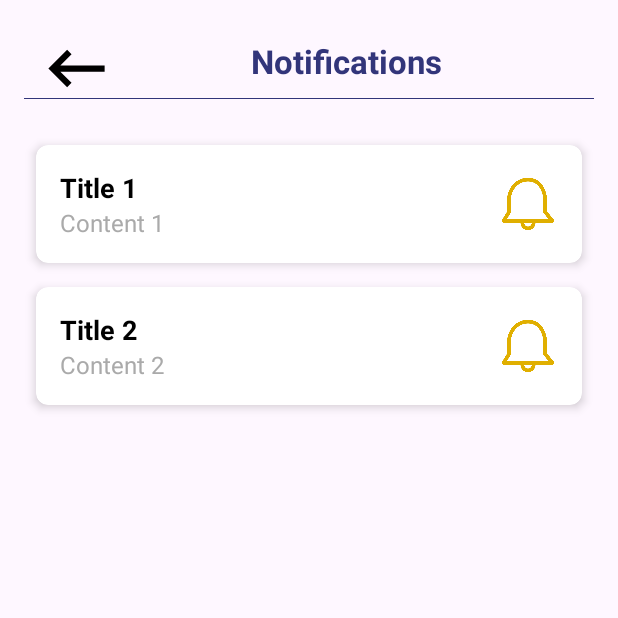
After one commit to saad-benaqa/transport-sahb, an Android app: the NotificationsActivity screen opened directly, with no data from a screen before it, on a phone screen of 412 x 824 dp, the top half of it. The commit adds this screen. Run offline under Robolectric (Android 15) with nearby library versions, the phone set to English and light mode, and no system bars.

Commit message:
notification bank

```diff
--- a/app/build.gradle.kts
+++ b/app/build.gradle.kts
@@ -41,6 +41,7 @@ dependencies {
     implementation("androidx.navigation:navigation-ui-ktx:2.7.7")
     implementation("com.mikhaellopez:circularimageview:4.3.1")
     implementation ("com.github.bumptech.glide:glide:4.12.0")
+    implementation("androidx.activity:activity:1.8.0")
     annotationProcessor ("com.github.bumptech.glide:compiler:4.12.0")
     implementation ("com.google.android.gms:play-services-location:18.0.0")
     implementation("com.google.firebase:firebase-auth")
--- a/app/src/main/java/com/tp/transport/MainActivity.java
+++ b/app/src/main/java/com/tp/transport/MainActivity.java
@@ -69,7 +69,7 @@ public class MainActivity extends AppCompatActivity {
         buttonSignaler.setOnClickListener(new View.OnClickListener() {
         @Override
         public void onClick(View v) {
-            Intent intent = new Intent(MainActivity.this, SignalerActivity.class);
+            Intent intent = new Intent(MainActivity.this, NotificationsActivity.class);
             startActivity(intent);
 
         }
--- /dev/null
+++ b/app/src/main/java/com/tp/transport/NotificationItem.java
@@ -0,0 +1,19 @@
+package com.tp.transport;
+
+public class NotificationItem {
+    private String title;
+    private String content;
+
+    public NotificationItem(String title, String content) {
+        this.title = title;
+        this.content = content;
+    }
+
+    public String getTitle() {
+        return title;
+    }
+
+    public String getContent() {
+        return content;
+    }
+}
--- /dev/null
+++ b/app/src/main/java/com/tp/transport/NotificationsActivity.java
@@ -0,0 +1,69 @@
+package com.tp.transport;
+
+import android.os.Bundle;
+import android.view.View;
+import android.widget.ImageView;
+import android.widget.TextView;
+
+import androidx.annotation.Nullable;
+import androidx.appcompat.app.AppCompatActivity;
+import androidx.recyclerview.widget.LinearLayoutManager;
+import androidx.recyclerview.widget.RecyclerView;
+
+import java.util.ArrayList;
+import java.util.List;
+
+public class NotificationsActivity extends AppCompatActivity {
+
+    private RecyclerView rvNotifications;
+    private TextView tvNoNotifications;
+    private NotificationsAdapter adapter;
+    private List<NotificationItem> notificationList;
+    private ImageView backres;
+
+    @Override
+    protected void onCreate(@Nullable Bundle savedInstanceState) {
+        super.onCreate(savedInstanceState);
+        setContentView(R.layout.activity_notifications);
+
+        rvNotifications = findViewById(R.id.rvNotifications);
+        tvNoNotifications = findViewById(R.id.tvNoNotifications);
+        backres = findViewById(R.id.backres);
+
+        backres.setOnClickListener(new View.OnClickListener() {
+            @Override
+            public void onClick(View v) {
+                finish(); // Return to the previous activity
+            }
+        });
+
+        notificationList = new ArrayList<>();
+        // Load notifications from your data source
+        loadNotifications();
+
+        adapter = new NotificationsAdapter(notificationList, this);
+        rvNotifications.setLayoutManager(new LinearLayoutManager(this));
+        rvNotifications.setAdapter(adapter);
+
+        if (notificationList.isEmpty()) {
+            tvNoNotifications.setVisibility(View.VISIBLE);
+        } else {
+            tvNoNotifications.setVisibility(View.GONE);
+        }
+    }
+
+    private void loadNotifications() {
+        // This is where you would load notifications from your data source
+        // For now, we'll add some dummy data
+        notificationList.add(new NotificationItem("Title 1", "Content 1"));
+        notificationList.add(new NotificationItem("Title 2", "Content 2"));
+    }
+
+    public void deleteNotification(int position) {
+        notificationList.remove(position);
+        adapter.notifyItemRemoved(position);
+        if (notificationList.isEmpty()) {
+            tvNoNotifications.setVisibility(View.VISIBLE);
+        }
+    }
+}
--- /dev/null
+++ b/app/src/main/java/com/tp/transport/NotificationsAdapter.java
@@ -0,0 +1,66 @@
+package com.tp.transport;
+
+import android.content.Context;
+import android.view.LayoutInflater;
+import android.view.View;
+import android.view.ViewGroup;
+import android.view.animation.Animation;
+import android.view.animation.AnimationUtils;
+import android.widget.ImageView;
+import android.widget.TextView;
+
+import androidx.annotation.NonNull;
+import androidx.recyclerview.widget.RecyclerView;
+
+import java.util.List;
+
+public class NotificationsAdapter extends RecyclerView.Adapter<NotificationsAdapter.ViewHolder> {
+
+    private List<NotificationItem> notificationList;
+    private Context context;
+
+    public NotificationsAdapter(List<NotificationItem> notificationList, Context context) {
+        this.notificationList = notificationList;
+        this.context = context;
+    }
+
+    @NonNull
+    @Override
+    public ViewHolder onCreateViewHolder(@NonNull ViewGroup parent, int viewType) {
+        View view = LayoutInflater.from(context).inflate(R.layout.item_notification, parent, false);
+        return new ViewHolder(view);
+    }
+
+    @Override
+    public void onBindViewHolder(@NonNull ViewHolder holder, int position) {
+        NotificationItem notification = notificationList.get(position);
+        holder.tvNotificationTitle.setText(notification.getTitle());
+        holder.tvNotificationContent.setText(notification.getContent());
+
+        holder.itemView.setOnClickListener(new View.OnClickListener() {
+            @Override
+            public void onClick(View v) {
+                Animation scaleUp = AnimationUtils.loadAnimation(context, R.anim.scale_up);
+                v.startAnimation(scaleUp);
+            }
+        });
+    }
+
+    @Override
+    public int getItemCount() {
+        return notificationList.size();
+    }
+
+    public static class ViewHolder extends RecyclerView.ViewHolder {
+        TextView tvNotificationTitle;
+        TextView tvNotificationContent;
+        ImageView ivNotificationIcon;
+
+        public ViewHolder(@NonNull View itemView) {
+            super(itemView);
+            tvNotificationTitle = itemView.findViewById(R.id.tvNotificationTitle);
+            tvNotificationContent = itemView.findViewById(R.id.tvNotificationContent);
+            ivNotificationIcon = itemView.findViewById(R.id.ivNotificationIcon);
+        }
+    }
+}
--- /dev/null
+++ b/app/src/main/res/anim/scale_up.xml
@@ -0,0 +1,13 @@
+<?xml version="1.0" encoding="utf-8"?>
+<set xmlns:android="http://schemas.android.com/apk/res/android"
+    android:fillAfter="true">
+
+    <scale
+        android:duration="300"
+        android:fromXScale="1.0"
+        android:fromYScale="1.0"
+        android:toXScale="1.2"
+        android:toYScale="1.2"
+        android:pivotX="50%"
+        android:pivotY="50%" />
+</set>
--- a/app/src/main/res/layout/activity_main.xml
+++ b/app/src/main/res/layout/activity_main.xml
@@ -53,7 +53,7 @@
                         app:layout_constraintStart_toStartOf="parent"
                         app:layout_constraintTop_toTopOf="parent"
                         app:layout_constraintVertical_bias="1.0"
-                        app:srcCompat="@drawable/baseline_add_circle_24" />
+                        app:srcCompat="@drawable/notification" />
 
 
                 </androidx.constraintlayout.widget.ConstraintLayout>
--- /dev/null
+++ b/app/src/main/res/layout/activity_notifications.xml
@@ -0,0 +1,32 @@
+<?xml version="1.0" encoding="utf-8"?>
+<LinearLayout xmlns:android="http://schemas.android.com/apk/res/android"
+    xmlns:app="http://schemas.android.com/apk/res-auto"
+    android:layout_width="match_parent"
+    android:layout_height="match_parent"
+    android:orientation="vertical"
+    android:padding="16dp">
+
+    <!-- Include the notification bar at the top -->
+    <include
+        android:id="@+id/notification_bar"
+        layout="@layout/notification_bar"
+        android:layout_width="match_parent"
+        android:layout_height="wrap_content"/>
+
+    <TextView
+        android:id="@+id/tvNoNotifications"
+        android:layout_width="wrap_content"
+        android:layout_height="wrap_content"
+        android:text="No notifications"
+        android:visibility="gone"
+        android:textSize="18sp"
+        android:layout_gravity="center"/>
+
+    <androidx.recyclerview.widget.RecyclerView
+        android:id="@+id/rvNotifications"
+        android:layout_width="match_parent"
+        android:layout_height="0dp"
+        android:layout_weight="1"
+        android:layout_marginTop="8dp"/>
+
+</LinearLayout>
--- /dev/null
+++ b/app/src/main/res/layout/item_notification.xml
@@ -0,0 +1,48 @@
+<?xml version="1.0" encoding="utf-8"?>
+<androidx.cardview.widget.CardView xmlns:android="http://schemas.android.com/apk/res/android"
+    xmlns:card_view="http://schemas.android.com/apk/res-auto"
+    android:layout_width="match_parent"
+    android:layout_height="wrap_content"
+    android:layout_margin="8dp"
+    card_view:cardCornerRadius="8dp"
+    card_view:cardElevation="4dp">
+
+    <LinearLayout
+        android:layout_width="match_parent"
+        android:layout_height="wrap_content"
+        android:orientation="horizontal"
+        android:padding="16dp">
+
+        <LinearLayout
+            android:layout_width="0dp"
+            android:layout_height="wrap_content"
+            android:layout_weight="1"
+            android:orientation="vertical">
+
+            <TextView
+                android:id="@+id/tvNotificationTitle"
+                android:layout_width="wrap_content"
+                android:layout_height="wrap_content"
+                android:text="Notification Title"
+                android:textSize="18sp"
+                android:textStyle="bold"
+                android:textColor="@android:color/black" />
+
+            <TextView
+                android:id="@+id/tvNotificationContent"
+                android:layout_width="wrap_content"
+                android:layout_height="wrap_content"
+                android:text="Notification content goes here."
+                android:textSize="16sp"
+                android:textColor="@android:color/darker_gray" />
+        </LinearLayout>
+
+        <ImageView
+            android:id="@+id/ivNotificationIcon"
+            android:layout_width="40dp"
+            android:layout_height="40dp"
+            android:src="@drawable/ic_yellow_bell"
+            android:layout_gravity="center_vertical"
+            android:contentDescription="Notification Icon" />
+    </LinearLayout>
+</androidx.cardview.widget.CardView>
--- /dev/null
+++ b/app/src/main/res/layout/notification_bar.xml
@@ -0,0 +1,53 @@
+<?xml version="1.0" encoding="utf-8"?>
+<RelativeLayout xmlns:android="http://schemas.android.com/apk/res/android"
+    xmlns:tools="http://schemas.android.com/tools"
+    android:orientation="vertical"
+    android:layout_width="match_parent"
+    android:id="@+id/Responsable"
+    android:layout_height="wrap_content">
+
+    <LinearLayout
+        android:layout_width="match_parent"
+        android:layout_height="wrap_content"
+        android:padding="10dp"
+        android:layout_gravity="top"
+        android:orientation="horizontal"
+        android:id="@+id/linear_lll"
+        tools:ignore="MissingConstraints">
+
+        <ImageView
+            android:layout_width="50dp"
+            android:layout_height="50dp"
+            android:layout_marginTop="-5dp"
+            android:id="@+id/backres"
+            android:clickable="true"
+            android:onClick="onButtonClick"
+            android:focusable="true"
+            android:src="@drawable/baseline_keyboard_backspace_24"
+            tools:ignore="ExtraText"
+            android:contentDescription="TODO" />
+
+        <TextView
+            android:layout_width="0dp"
+            android:layout_height="wrap_content"
+            android:layout_weight="1"
+            android:text="Notifications"
+            android:textSize="22dp"
+            android:gravity="center"
+            android:textStyle="bold"
+            android:textColor="@color/dark_blue"/>
+
+    </LinearLayout>
+
+
+    <View
+        android:layout_width="match_parent"
+        android:layout_height="0.9dp"
+        android:background="@color/dark_blue"
+        android:paddingLeft="8dp"
+        android:paddingRight="8dp"
+        android:layout_marginTop="49dp"/>
+
+
+
+</RelativeLayout>
```
Also changed, not shown: app/src/main/AndroidManifest.xml (+5 -3 lines), app/src/main/res/drawable/ic_yellow_bell.png (added).
